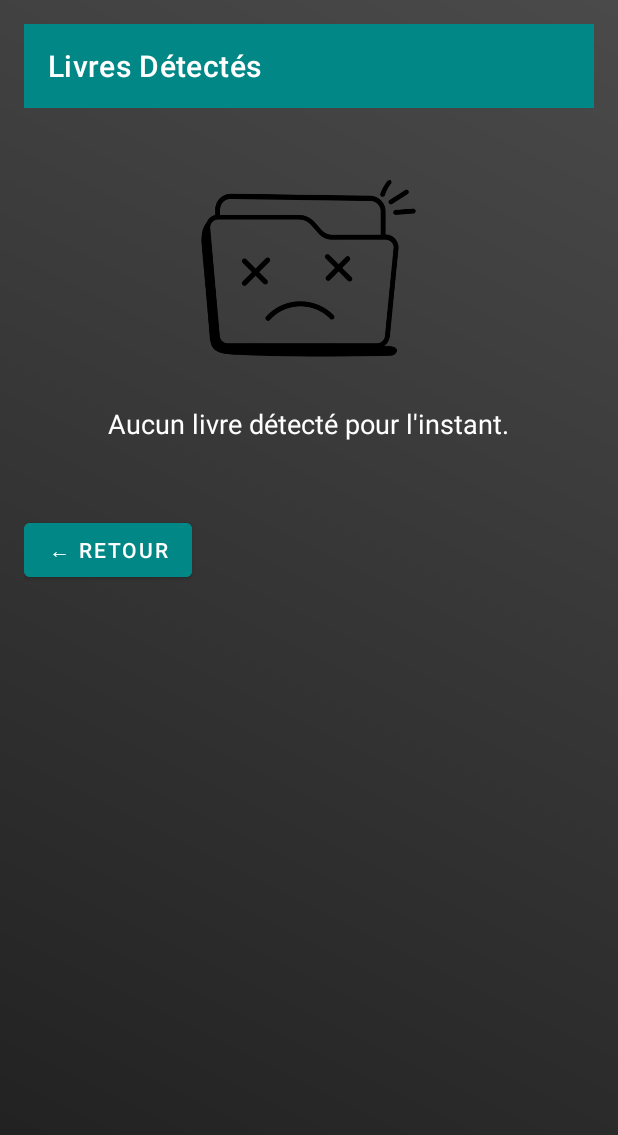
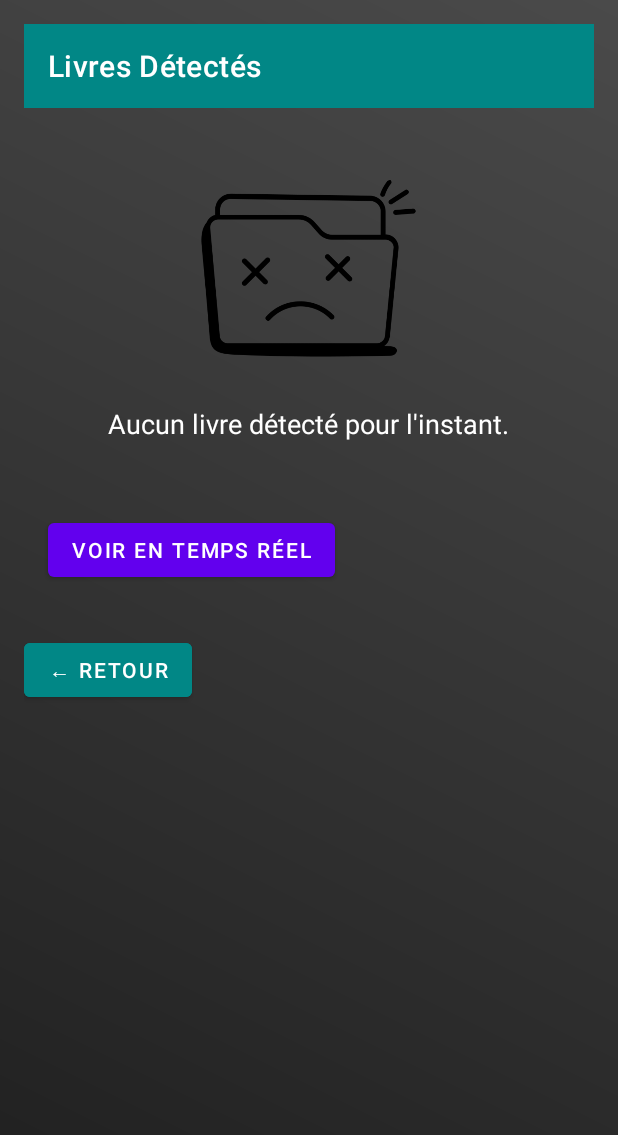
Before and after one commit to Massil1099/BiblioScan-GroupeA, an Android app: the FragmentListe screen opened through its navigation route, on a phone screen of 412 x 824 dp. Shown: the top 1135 px of the screen. Run offline under Robolectric (Android 15) with nearby library versions, the light colour scheme and no system bars.

Commit message:
Integration de la Lecture du modele tflite et detection MLKit fonctionnelle(capture image et pas encore de temps reel)

```diff
--- a/app/src/main/AndroidManifest.xml
+++ b/app/src/main/AndroidManifest.xml
@@ -6,6 +6,8 @@
         android:name="android.hardware.camera"
         android:required="false" />
     <uses-permission android:name="android.permission.CAMERA" />
+    <uses-permission android:name="android.permission.INTERNET" />
+
     <uses-permission android:name="android.permission.READ_EXTERNAL_STORAGE" />
     <uses-permission android:name="android.permission.WRITE_EXTERNAL_STORAGE" />
     <application
--- a/app/src/main/java/com/example/biblioscan/fragments/FragmentListe.kt
+++ b/app/src/main/java/com/example/biblioscan/fragments/FragmentListe.kt
@@ -1,4 +1,3 @@
-// FragmentListe.kt
 package com.example.biblioscan.fragments
 
 import android.os.Bundle
@@ -48,12 +47,24 @@ class FragmentListe : Fragment() {
             requireActivity().onBackPressedDispatcher.onBackPressed()
         }
 
+        // ** Nouveau : bouton pour aller vers la détection en temps réel **
+        binding.buttonGoToDetection.setOnClickListener {
+            findNavController().navigate(R.id.action_liste_to_watchBooksDetection)
+        }
+
         return binding.root
     }
 
     private fun loadDetectedBooks() {
-        // Simuler une liste vide pour le test
-        val detectedBooks = emptyList<Book>()
+        val texts = arguments?.getStringArrayList("detectedTexts") ?: emptyList<String>()
+
+        val detectedBooks = texts.mapIndexed { index, text ->
+            Book(
+                title = text.take(30), // raccourcir pour l'affichage
+                author = "Auteur inconnu", // tu peux essayer de détecter l’auteur plus tard
+                description = text // texte complet détecté
+            )
+        }
 
         // Afficher ou masquer le message d'état vide
         if (detectedBooks.isEmpty()) {
--- a/app/src/main/res/layout/fragment_liste.xml
+++ b/app/src/main/res/layout/fragment_liste.xml
@@ -49,6 +49,15 @@
         android:clipToPadding="false" />
 
     <Button
+        android:id="@+id/button_go_to_detection"
+        android:layout_width="wrap_content"
+        android:layout_height="wrap_content"
+        android:text="Voir en temps réel"
+        android:layout_margin="16dp"
+        />
+
+
+    <Button
         android:id="@+id/back_button"
         android:layout_width="wrap_content"
         android:layout_height="wrap_content"
--- a/app/src/main/res/navigation/nav_graph.xml
+++ b/app/src/main/res/navigation/nav_graph.xml
@@ -97,6 +97,13 @@
             app:exitAnim="@anim/slide_out_left"
             app:popEnterAnim="@anim/slide_in_left"
             app:popExitAnim="@anim/slide_out_right" />
+        <action
+            android:id="@+id/action_liste_to_watchBooksDetection"
+            app:destination="@id/fragmentWatchBooksDetection"
+            app:enterAnim="@anim/slide_in_right"
+            app:exitAnim="@anim/slide_out_left"
+            app:popEnterAnim="@anim/slide_in_left"
+            app:popExitAnim="@anim/slide_out_right" />
     </fragment>
 
     <!-- Fragment Résultat -->
@@ -157,4 +164,31 @@
 
 
 
+
+
+
+    <!-- Fragment Regarder image avec boundboxes sur les livres -->
+    <fragment
+        android:id="@+id/fragmentWatchBooksDetection"
+        android:name="com.example.biblioscan.fragments.FragmentWatchBooksDetection"
+        android:label="WatchBooksDetection"
+        tools:layout="@layout/fragment_watch_books_detection">
+
+        <action
+            android:id="@+id/action_watchBooksDetection_to_camera"
+            app:destination="@id/fragmentCamera"
+            app:enterAnim="@anim/slide_in_right"
+            app:exitAnim="@anim/slide_out_left"
+            app:popEnterAnim="@anim/slide_in_left"
+            app:popExitAnim="@anim/slide_out_right" />
+
+        <action
+            android:id="@+id/action_watchBooksDetection_to_resultat"
+            app:destination="@id/fragmentResultat"
+            app:enterAnim="@anim/slide_in_right"
+            app:exitAnim="@anim/slide_out_left"
+            app:popEnterAnim="@anim/slide_in_left"
+            app:popExitAnim="@anim/slide_out_right" />
+    </fragment>
+
 </navigation>
--- a/build.gradle.kts
+++ b/build.gradle.kts
@@ -1,6 +1,6 @@
 // Top-level build file where you can add configuration options common to all sub-projects/modules.
 plugins {
-    id("com.android.application") version "8.9.1" apply false
+    id("com.android.application") version "8.6.0" apply false
     id("org.jetbrains.kotlin.android") version "2.0.21" apply false
     id("org.jetbrains.kotlin.jvm") version "2.0.21" apply false
     id("org.jetbrains.kotlin.plugin.serialization") version "2.0.21" apply false}
```
Also changed, not shown: app/build.gradle.kts (+16 -0 lines), app/src/main/java/com/example/biblioscan/ImageProcessing/DetectionResult.kt (added, +85 -0 lines), app/src/main/java/com/example/biblioscan/ImageProcessing/YoloBookDetector.kt (added, +133 -0 lines), app/src/main/java/com/example/biblioscan/fragments/FragmentCamera.kt (+31 -4 lines), app/src/main/java/com/example/biblioscan/fragments/FragmentWatchBooksDetection.kt (added, +96 -0 lines), app/src/main/res/layout/fragment_watch_books_detection.xml (added, +24 -0 lines), 2 other files.
